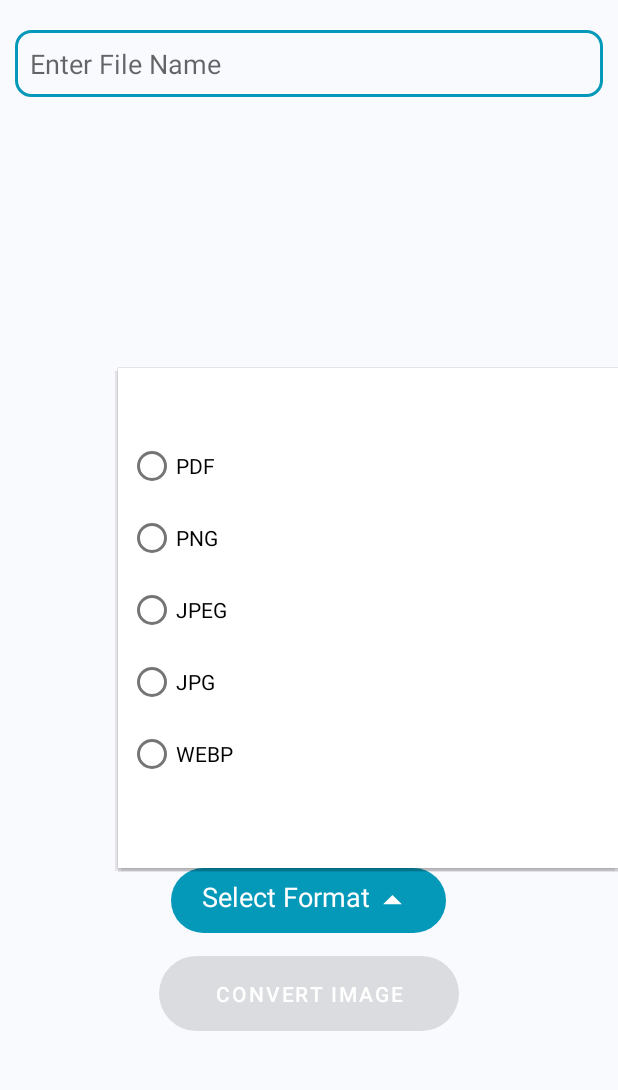
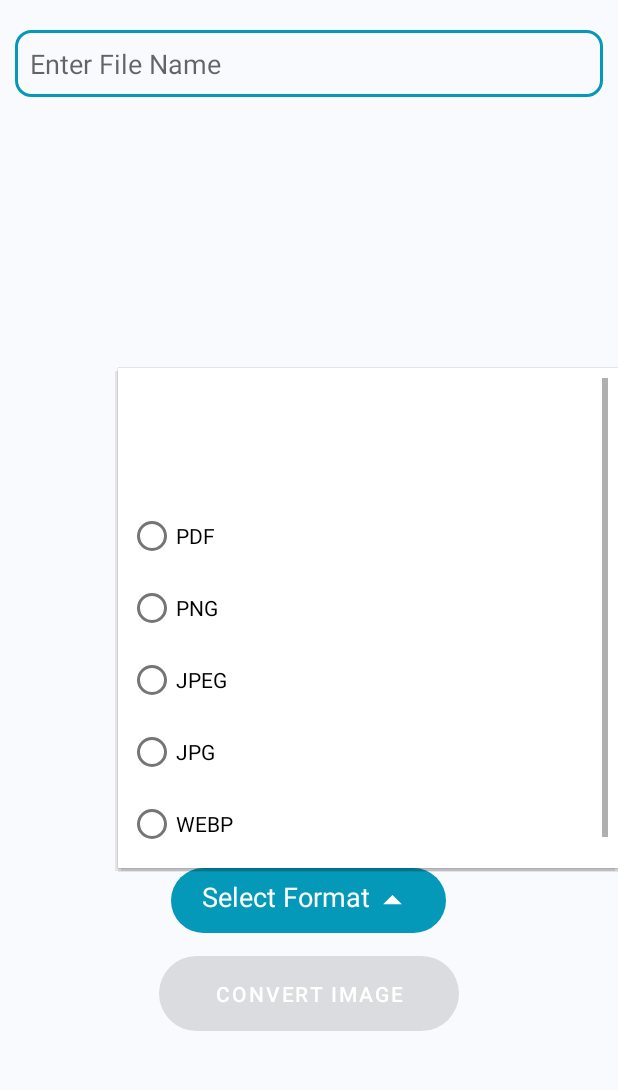
Before and after one commit to AJPnKW/Image-Converter, an Android app: the fragment ConvertImagesPage placed in its activity, after a tap on "Select Format", on a phone screen of 412 x 824 dp, the part 109-1199 px from its top. Run offline under Robolectric (Android 15) with nearby library versions, the phone set to English and light mode, and no system bars; our stand-ins replace AdMob, data binding, sdp/ssp sizes; libraries missing offline, so code that uses them is left out: com.itextpdf.text, com.theartofdev.edmodo; pictures from the network do not load; 1 statement that could not run was skipped.

Commit message:
updated the app. fixed bugs

```diff
--- a/app/build.gradle
+++ b/app/build.gradle
@@ -14,8 +14,8 @@ android {
         applicationId "image.converter.convert.png.jpg.jpeg.webp.pdf.gif.photo.convert.ai"
         minSdk 23
         targetSdk 33
-        versionCode 6
-        versionName "1.0.6"
+        versionCode 9
+        versionName "1.0.9"
 
         testInstrumentationRunner "androidx.test.runner.AndroidJUnitRunner"
     }
--- a/app/src/main/AndroidManifest.xml
+++ b/app/src/main/AndroidManifest.xml
@@ -2,12 +2,12 @@
 <manifest xmlns:android="http://schemas.android.com/apk/res/android"
     xmlns:tools="http://schemas.android.com/tools">
 
+
     <uses-permission
         android:name="android.permission.WRITE_EXTERNAL_STORAGE"
         android:maxSdkVersion="28" />
-    <uses-permission
-        android:name="android.permission.READ_EXTERNAL_STORAGE"
-        android:maxSdkVersion="28" />
+    <uses-permission android:name="android.permission.READ_EXTERNAL_STORAGE"
+        android:maxSdkVersion="32" />
 
     <application
         android:allowBackup="true"
--- a/app/src/main/java/image/converter/convert/png/jpg/jpeg/webp/pdf/gif/photo/convert/ai/MainActivity.kt
+++ b/app/src/main/java/image/converter/convert/png/jpg/jpeg/webp/pdf/gif/photo/convert/ai/MainActivity.kt
@@ -3,6 +3,7 @@ package image.converter.convert.png.jpg.jpeg.webp.pdf.gif.photo.convert.ai
 
 import android.os.Build
 import android.os.Bundle
+import android.util.Log
 import androidx.appcompat.app.AppCompatActivity
 import com.google.android.gms.ads.MobileAds
 import image.converter.convert.png.jpg.jpeg.webp.pdf.gif.photo.convert.ai.databinding.ActivityMainBinding
@@ -22,10 +23,8 @@ class MainActivity : AppCompatActivity() {
 
         MobileAds.initialize(this)
 
-        if (Build.VERSION.SDK_INT < Build.VERSION_CODES.Q) {
-            if (!appService.isAllPermissionsAllowed()) {
-                appService.requestPermissions()
-            }
+        if (!appService.isAllPermissionsAllowed()) {
+            appService.requestPermissions()
         }
 
     }
--- a/app/src/main/java/image/converter/convert/png/jpg/jpeg/webp/pdf/gif/photo/convert/ai/fragments/FinalResultPage.kt
+++ b/app/src/main/java/image/converter/convert/png/jpg/jpeg/webp/pdf/gif/photo/convert/ai/fragments/FinalResultPage.kt
@@ -135,6 +135,12 @@ class FinalResultPage : Fragment(R.layout.fragment_final_result_page) {
                 resultSize > 1 -> "Images saved successfully"
                 else -> "Image saved successfully"
             }
+
+            savedPathTxt.text = when {
+                isPdf -> "Saved Path:- Internal storage/Documents/AI-Image-Converter"
+                else -> "Saved Path:- Internal storage/Pictures/AI-Image-Converter"
+            }
+
             share.setOnClickListener {
                 if (isPdf) {
                     shareOrOpenPdf(uri!!)
--- a/app/src/main/java/image/converter/convert/png/jpg/jpeg/webp/pdf/gif/photo/convert/ai/fragments/Home.kt
+++ b/app/src/main/java/image/converter/convert/png/jpg/jpeg/webp/pdf/gif/photo/convert/ai/fragments/Home.kt
@@ -1,6 +1,7 @@
 package image.converter.convert.png.jpg.jpeg.webp.pdf.gif.photo.convert.ai.fragments
 
 import android.app.AlertDialog
+import android.content.Intent
 import android.os.Build
 import android.os.Bundle
 import android.provider.MediaStore
@@ -38,6 +39,7 @@ class Home : Fragment(R.layout.fragment_home) {
     override fun onViewCreated(view: View, savedInstanceState: Bundle?) {
         super.onViewCreated(view, savedInstanceState)
         loadAd()
+        actions()
         pickImages()
         backPress()
     }
@@ -48,6 +50,26 @@ class Home : Fragment(R.layout.fragment_home) {
         binding.apply {
             mainAdView.loadAd(adRequest)
             secondAdView.loadAd(adRequest)
+        }
+    }
+
+    private fun actions() {
+        try {
+            binding.header.headerIcon.apply {
+                visibility = View.VISIBLE
+                setOnClickListener {
+                    val intent = Intent(Intent.ACTION_SEND).apply {
+                        type = "text/plain"
+                        putExtra(
+                            Intent.EXTRA_TEXT,
+                            "Introducing AI Image Converter, the ultimate app for converting images to various formats! Easily transform your images to PNG, JPG, JPEG, WebP, and PDF with just a few taps. Experience the power of image conversion and download AI Image Converter now: https://play.google.com/store/apps/details?id=image.converter.convert.png.jpg.jpeg.webp.pdf.gif.photo.convert.ai"
+                        )
+                    }
+                    startActivity(Intent.createChooser(intent, "Share App"))
+                }
+            }
+        } catch (e: Exception) {
+            Toast.makeText(requireContext(), "Unable to Share", Toast.LENGTH_SHORT).show()
         }
     }
 
--- a/app/src/main/res/layout/format_dialog.xml
+++ b/app/src/main/res/layout/format_dialog.xml
@@ -9,8 +9,9 @@
         android:layout_width="match_parent"
         android:layout_height="wrap_content"
         android:layout_gravity="center"
-        android:layout_marginTop="@dimen/_26sdp"
-        android:layout_marginBottom="@dimen/_30sdp">
+        android:layout_marginTop="@dimen/_40sdp"
+        android:paddingBottom="@dimen/_16sdp"
+        >
 
 
         <RadioButton
--- a/app/src/main/res/layout/header.xml
+++ b/app/src/main/res/layout/header.xml
@@ -51,15 +51,15 @@
 
     <ImageView
         android:id="@+id/headerIcon"
-        android:layout_width="40dp"
-        android:layout_height="40dp"
+        android:layout_width="30dp"
+        android:layout_height="30dp"
         android:layout_gravity="end"
         android:layout_weight="0"
         android:clickable="true"
         android:contentDescription="@string/more"
         android:focusable="true"
         android:foreground="?attr/selectableItemBackground"
-        android:src="@drawable/baseline_more_vert_24"
+        android:src="@drawable/baseline_share_24"
         android:visibility="gone" />
 
     <ImageView
--- a/app/src/main/res/layout/image_items.xml
+++ b/app/src/main/res/layout/image_items.xml
@@ -28,7 +28,7 @@
                 android:contentDescription="@string/convert_images_to_pdf"
                 android:foreground="?attr/selectableItemBackground"
                 android:scaleType="centerCrop"
-                android:src="@drawable/logo" />
+                />
 
             <ImageView
                 android:id="@+id/deleteIcon"
@@ -53,7 +53,6 @@
                 android:focusable="true"
                 android:foreground="?attr/selectableItemBackground"
                 android:src="@drawable/baseline_crop_24" />
-
         </FrameLayout>
 
     </androidx.cardview.widget.CardView>
--- a/app/src/main/res/values/strings.xml
+++ b/app/src/main/res/values/strings.xml
@@ -125,7 +125,7 @@
     <string name="_3840_x_2160_2160p_4k_ultra_hd">3840 x 2160 (2160p 4K Ultra HD)</string>
     <string name="_7680_x_4320_4320p_8k_ultra_hd">7680 x 4320 (4320p 8K Ultra HD)</string>
     <string name="converted_image">Converted Image</string>
-    <string name="saved_path_storage_documents_ai_image_converter">Saved Path:- Storage/Documents/AI-Image-Converter</string>
+    <string name="saved_path_storage_documents_ai_image_converter">Saved Path:- Internal storage/Documents/AI-Image-Converter</string>
     <string name="_16_x_16_favicon">16 x 16 (Favicon)</string>
     <string name="_32_x_32_standard_favicon">32 x 32 (Standard Favicon)</string>
     <string name="_48_x_48">48 x 48</string>
```
Also changed, not shown: app/src/main/java/image/converter/convert/png/jpg/jpeg/webp/pdf/gif/photo/convert/ai/fragments/ConvertImagesPage.kt (+53 -33 lines), app/src/main/java/image/converter/convert/png/jpg/jpeg/webp/pdf/gif/photo/convert/ai/services/ConverterService.kt (+12 -10 lines). Lines whose indentation alone changed are shown as unchanged.
